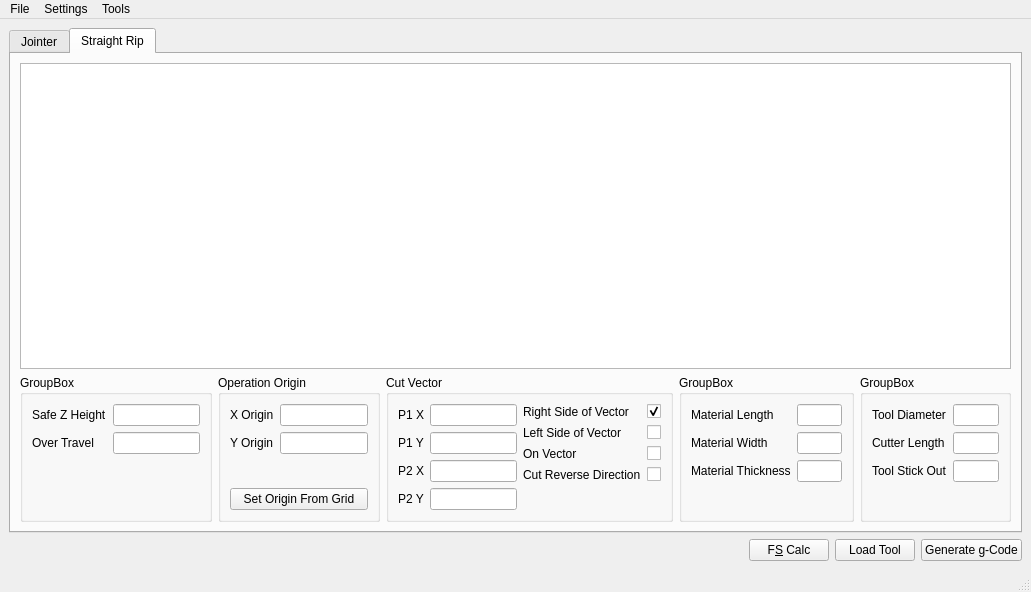
Above: Main.ui from dirktheeng/CNCWoodworkingGCodeCreator before the change. Below: the same form after it.
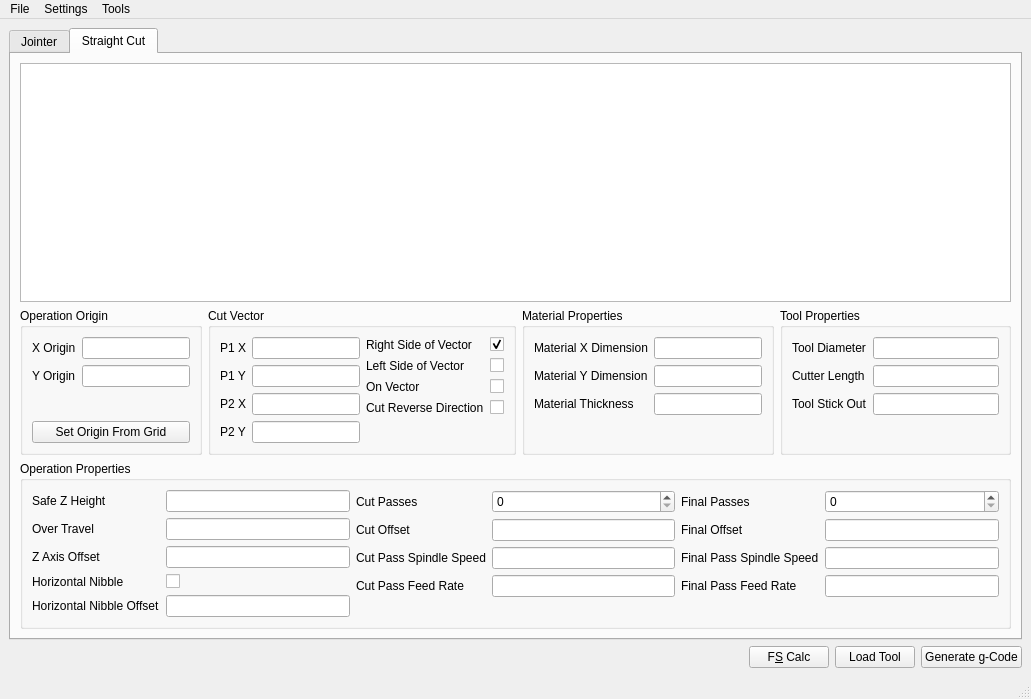
That is the form after the change.

Commit message: got the straight cut module producing gcode... still neeed to add the functionality for the horizontal nibble and want to add a way to define the points based on a single point, angle, and a distance.  Getting close!!!

What changed in the file:
```diff
--- a/Main.ui
+++ b/Main.ui
@@ -7,7 +7,7 @@
     <x>0</x>
     <y>0</y>
     <width>1031</width>
-    <height>592</height>
+    <height>699</height>
    </rect>
   </property>
   <property name="windowTitle">
@@ -333,7 +333,7 @@
         </widget>
         <widget class="QWidget" name="tab_StraightRip">
          <attribute name="title">
-          <string>Straight Rip</string>
+          <string>Straight Cut</string>
          </attribute>
          <layout class="QVBoxLayout" name="verticalLayout_6">
           <item>
@@ -346,7 +346,7 @@
               <item row="1" column="1">
                <widget class="QGroupBox" name="groupBox_5">
                 <property name="title">
-                 <string>GroupBox</string>
+                 <string>Material Properties</string>
                 </property>
                 <layout class="QGridLayout" name="gridLayout_15">
                  <item row="0" column="0">
@@ -356,26 +356,6 @@
                      <property name="fieldGrowthPolicy">
                       <enum>QFormLayout::AllNonFixedFieldsGrow</enum>
                      </property>
-                     <item row="0" column="0">
-                      <widget class="QLabel" name="materialLengthLabel_2">
-                       <property name="text">
-                        <string>Material Length</string>
-                       </property>
-                      </widget>
-                     </item>
-                     <item row="0" column="1">
-                      <widget class="QLineEdit" name="materialLengthLineEdit_2"/>
-                     </item>
-                     <item row="1" column="0">
-                      <widget class="QLabel" name="materialWidthLabel_2">
-                       <property name="text">
-                        <string>Material Width</string>
-                       </property>
-                      </widget>
-                     </item>
-                     <item row="1" column="1">
-                      <widget class="QLineEdit" name="materialWidthLineEdit_2"/>
-                     </item>
                      <item row="2" column="0">
                       <widget class="QLabel" name="materialThicknessLabel_2">
                        <property name="text">
@@ -386,6 +366,26 @@
                      <item row="2" column="1">
                       <widget class="QLineEdit" name="materialThicknessLineEdit_2"/>
                      </item>
+                     <item row="1" column="0">
+                      <widget class="QLabel" name="materialYDimensionLabel">
+                       <property name="text">
+                        <string>Material Y Dimension</string>
+                       </property>
+                      </widget>
+                     </item>
+                     <item row="1" column="1">
+                      <widget class="QLineEdit" name="materialYDimensionLineEdit"/>
+                     </item>
+                     <item row="0" column="0">
+                      <widget class="QLabel" name="materialXDimensionLabel">
+                       <property name="text">
+                        <string>Material X Dimension</string>
+                       </property>
+                      </widget>
+                     </item>
+                     <item row="0" column="1">
+                      <widget class="QLineEdit" name="materialXDimensionLineEdit"/>
+                     </item>
                     </layout>
                    </item>
                   </layout>
@@ -565,49 +565,12 @@
                   </layout>
                  </widget>
                 </item>
-                <item row="0" column="0">
-                 <widget class="QGroupBox" name="groupBox_8">
-                  <property name="title">
-                   <string>GroupBox</string>
-                  </property>
-                  <layout class="QGridLayout" name="gridLayout_20">
-                   <item row="0" column="0">
-                    <layout class="QGridLayout" name="gridLayout_19">
-                     <item row="0" column="0">
-                      <layout class="QFormLayout" name="formLayout_10">
-                       <item row="0" column="0">
-                        <widget class="QLabel" name="safeZHeightLabel_2">
-                         <property name="text">
-                          <string>Safe Z Height</string>
-                         </property>
-                        </widget>
-                       </item>
-                       <item row="0" column="1">
-                        <widget class="QLineEdit" name="safeZHeightLineEdit_2"/>
-                       </item>
-                       <item row="1" column="0">
-                        <widget class="QLabel" name="overTravelLabel_2">
-                         <property name="text">
-                          <string>Over Travel</string>
-                         </property>
-                        </widget>
-                       </item>
-                       <item row="1" column="1">
-                        <widget class="QLineEdit" name="overTravelLineEdit_2"/>
-                       </item>
-                      </layout>
-                     </item>
-                    </layout>
-                   </item>
-                  </layout>
-                 </widget>
-                </item>
                </layout>
               </item>
               <item row="1" column="2">
                <widget class="QGroupBox" name="groupBox_6">
                 <property name="title">
-                 <string>GroupBox</string>
+                 <string>Tool Properties</string>
                 </property>
                 <layout class="QGridLayout" name="gridLayout_17">
                  <item row="0" column="0">
@@ -655,6 +618,179 @@
             </item>
            </layout>
           </item>
+          <item>
+           <layout class="QGridLayout" name="gridLayout_25">
+            <item row="0" column="0">
+             <widget class="QGroupBox" name="groupBox_8">
+              <property name="title">
+               <string>Operation Properties</string>
+              </property>
+              <layout class="QGridLayout" name="gridLayout_20">
+               <item row="0" column="0">
+                <layout class="QGridLayout" name="gridLayout_19">
+                 <item row="0" column="0">
+                  <layout class="QFormLayout" name="formLayout_10">
+                   <property name="fieldGrowthPolicy">
+                    <enum>QFormLayout::AllNonFixedFieldsGrow</enum>
+                   </property>
+                   <item row="0" column="0">
+                    <widget class="QLabel" name="safeZHeightLabel_2">
+                     <property name="text">
+                      <string>Safe Z Height</string>
+                     </property>
+                    </widget>
+                   </item>
+                   <item row="0" column="1">
+                    <widget class="QLineEdit" name="safeZHeightLineEdit_2"/>
+                   </item>
+                   <item row="1" column="0">
+                    <widget class="QLabel" name="overTravelLabel_2">
+                     <property name="text">
+                      <string>Over Travel</string>
+                     </property>
+                    </widget>
+                   </item>
+                   <item row="1" column="1">
+                    <widget class="QLineEdit" name="overTravelLineEdit_2"/>
+                   </item>
+                   <item row="2" column="0">
+                    <widget class="QLabel" name="zAxisOffsetLabel">
+                     <property name="text">
+                      <string>Z Axis Offset</string>
+                     </property>
+                    </widget>
+                   </item>
+                   <item row="2" column="1">
+                    <widget class="QLineEdit" name="zAxisOffsetLineEdit"/>
+                   </item>
+                   <item row="3" column="0">
+                    <widget class="QLabel" name="horizontalNibbleLabel">
+                     <property name="text">
+                      <string>Horizontal Nibble</string>
+                     </property>
+                    </widget>
+                   </item>
+                   <item row="3" column="1">
+                    <widget class="QCheckBox" name="horizontalNibbleCheckBox"/>
+                   </item>
+                   <item row="4" column="0">
+                    <widget class="QLabel" name="horizontalNibbleOffsetLabel">
+                     <property name="text">
+                      <string>Horizontal Nibble Offset</string>
+                     </property>
+                    </widget>
+                   </item>
+                   <item row="4" column="1">
+                    <widget class="QLineEdit" name="horizontalNibbleOffsetLineEdit"/>
+                   </item>
+                  </layout>
+                 </item>
+                </layout>
+               </item>
+               <item row="0" column="2">
+                <layout class="QGridLayout" name="gridLayout_22">
+                 <item row="0" column="0">
+                  <layout class="QFormLayout" name="formLayout_12">
+                   <item row="0" column="0">
+                    <widget class="QLabel" name="finalPassesLabel_2">
+                     <property name="text">
+                      <string>Final Passes</string>
+                     </property>
+                    </widget>
+                   </item>
+                   <item row="0" column="1">
+                    <widget class="QSpinBox" name="finalPassesSpinBox_2"/>
+                   </item>
+                   <item row="1" column="0">
+                    <widget class="QLabel" name="finalOffsetLabel_2">
+                     <property name="text">
+                      <string>Final Offset</string>
+                     </property>
+                    </widget>
+                   </item>
+                   <item row="1" column="1">
+                    <widget class="QLineEdit" name="finalOffsetLineEdit_2"/>
+                   </item>
+                   <item row="2" column="0">
+                    <widget class="QLabel" name="finalPassSpindleSpeedLabel_2">
+                     <property name="text">
+                      <string>Final Pass Spindle Speed</string>
+                     </property>
+                    </widget>
+                   </item>
+                   <item row="2" column="1">
+                    <widget class="QLineEdit" name="finalPassSpindleSpeedLineEdit_2"/>
+                   </item>
+                   <item row="3" column="0">
+                    <widget class="QLabel" name="finalPassFeedRateLabel_2">
+                     <property name="text">
+                      <string>Final Pass Feed Rate</string>
+                     </property>
+                    </widget>
+                   </item>
+                   <item row="3" column="1">
+                    <widget class="QLineEdit" name="finalPassFeedRateLineEdit_2"/>
+                   </item>
+                  </layout>
+                 </item>
+                </layout>
+               </item>
+               <item row="0" column="1">
+                <layout class="QGridLayout" name="gridLayout_21">
+                 <item row="0" column="0">
+                  <layout class="QFormLayout" name="formLayout_11">
+                   <property name="fieldGrowthPolicy">
+                    <enum>QFormLayout::AllNonFixedFieldsGrow</enum>
+                   </property>
+                   <item row="0" column="0">
+                    <widget class="QLabel" name="cutPassesLabel_2">
+                     <property name="text">
+                      <string>Cut Passes</string>
+                     </property>
+                    </widget>
+                   </item>
+                   <item row="0" column="1">
+                    <widget class="QSpinBox" name="cutPassesSpinBox_2"/>
+                   </item>
+                   <item row="1" column="0">
+                    <widget class="QLabel" name="cutOffsetLabel_2">
+                     <property name="text">
+                      <string>Cut Offset</string>
+                     </property>
+                    </widget>
+                   </item>
+                   <item row="1" column="1">
+                    <widget class="QLineEdit" name="cutOffsetLineEdit_2"/>
+                   </item>
+                   <item row="2" column="0">
+                    <widget class="QLabel" name="cutPassSpindleSpeedLabel_2">
+                     <property name="text">
+                      <string>Cut Pass Spindle Speed</string>
+                     </property>
+                    </widget>
+                   </item>
+                   <item row="2" column="1">
+                    <widget class="QLineEdit" name="cutPassSpindleSpeedLineEdit_2"/>
+                   </item>
+                   <item row="3" column="0">
+                    <widget class="QLabel" name="cutPassFeedRateLabel_2">
+                     <property name="text">
+                      <string>Cut Pass Feed Rate</string>
+                     </property>
+                    </widget>
+                   </item>
+                   <item row="3" column="1">
+                    <widget class="QLineEdit" name="cutPassFeedRateLineEdit_2"/>
+                   </item>
+                  </layout>
+                 </item>
+                </layout>
+               </item>
+              </layout>
+             </widget>
+            </item>
+           </layout>
+          </item>
          </layout>
         </widget>
        </widget>
```
Left out of the diff: 2 changed lines with no effect on the pictures. The commit also changes 18 other files.
